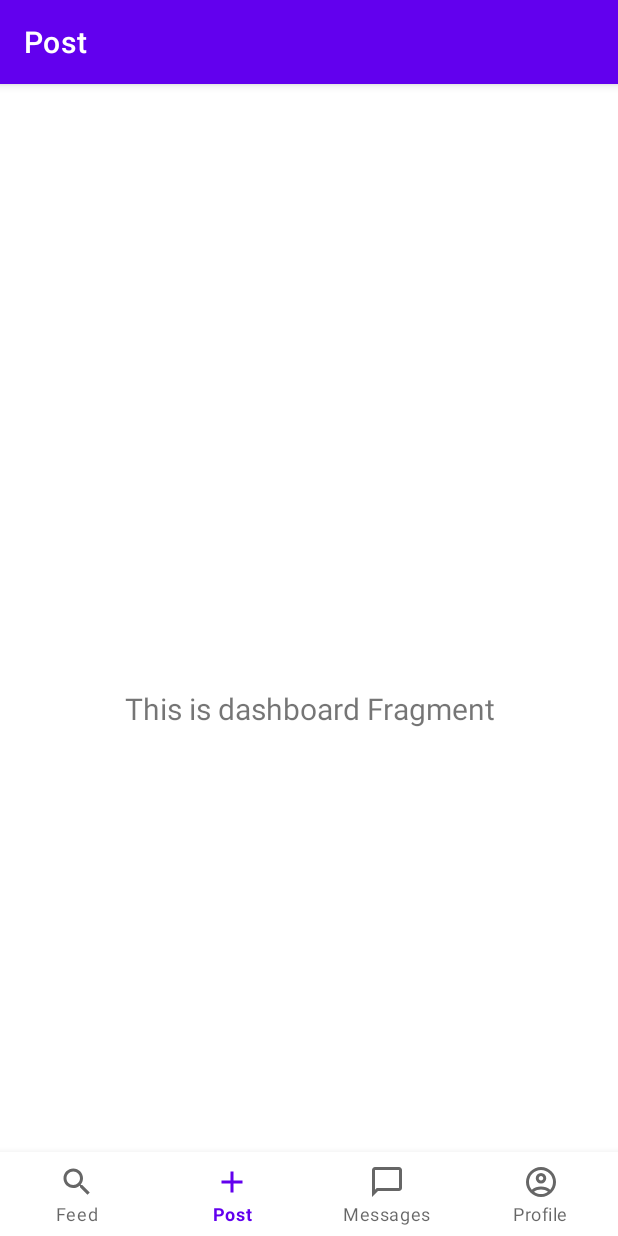
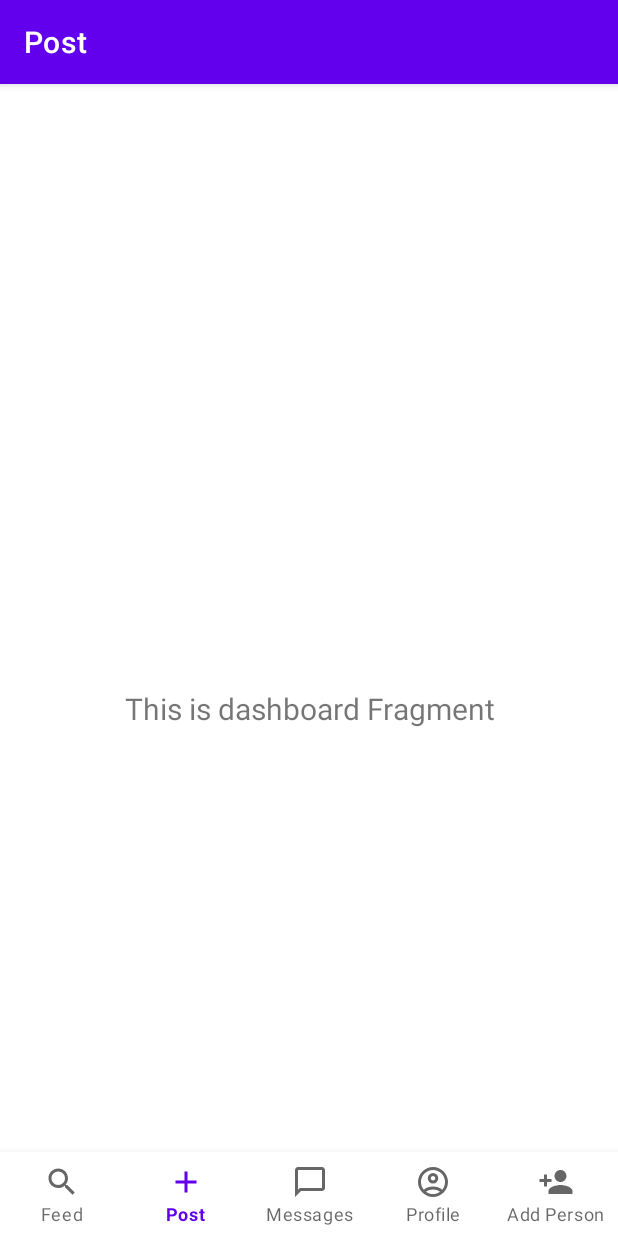
Before and after one commit to mahirathi/WatUFound, an Android app: the screen it shows after launch (MainActivity), item 2 of the bottom bar chosen, on a phone screen of 412 x 824 dp. Run offline under Robolectric (Android 15) with nearby library versions, the phone set to English and light mode, and no system bars; our stand-ins replace Firebase (no records; nobody signed in at launch, a user with empty details on screens opened directly), navigation-ui.

Commit message:
Connected Firestore. Added a new navbar button to add new persons to the Firestore db.

```diff
--- a/app/build.gradle.kts
+++ b/app/build.gradle.kts
@@ -1,6 +1,7 @@
 plugins {
     alias(libs.plugins.android.application)
     alias(libs.plugins.kotlin.android)
+    alias(libs.plugins.google.gms.google.services)
 }
 
 android {
@@ -48,6 +49,7 @@ dependencies {
     implementation(libs.androidx.lifecycle.viewmodel.ktx)
     implementation(libs.androidx.navigation.fragment.ktx)
     implementation(libs.androidx.navigation.ui.ktx)
+    implementation(libs.firebase.firestore)
     testImplementation(libs.junit)
     androidTestImplementation(libs.androidx.junit)
     androidTestImplementation(libs.androidx.espresso.core)
--- a/app/src/main/java/com/ece452/watufound/MainActivity.kt
+++ b/app/src/main/java/com/ece452/watufound/MainActivity.kt
@@ -1,18 +1,45 @@
 package com.ece452.watufound
 
+import android.content.ContentValues.TAG
 import android.os.Bundle
+import android.util.Log
 import com.google.android.material.bottomnavigation.BottomNavigationView
 import androidx.appcompat.app.AppCompatActivity
-import androidx.navigation.findNavController
+import androidx.navigation.NavController
+import androidx.navigation.fragment.NavHostFragment
 import androidx.navigation.ui.AppBarConfiguration
 import androidx.navigation.ui.setupActionBarWithNavController
 import androidx.navigation.ui.setupWithNavController
 import com.ece452.watufound.databinding.ActivityMainBinding
+import com.google.firebase.Firebase
+import com.google.firebase.firestore.firestore
+
+
+object BottomNavManager {
+    fun setup(
+        context: AppCompatActivity,
+        navView: BottomNavigationView,
+        navController: NavController
+    ) {
+        val appBarConfiguration = AppBarConfiguration(
+            setOf(
+                R.id.navigation_feed,
+                R.id.navigation_post,
+                R.id.navigation_messages,
+                R.id.navigation_profile,
+                R.id.navigation_custom
+            )
+        )
+
+        context.setupActionBarWithNavController(navController, appBarConfiguration)
+        navView.setupWithNavController(navController)
+    }
+}
 
 class MainActivity : AppCompatActivity() {
 
     private lateinit var binding: ActivityMainBinding
-
+    private val db = Firebase.firestore
     override fun onCreate(savedInstanceState: Bundle?) {
         super.onCreate(savedInstanceState)
 
@@ -20,16 +47,41 @@ class MainActivity : AppCompatActivity() {
         setContentView(binding.root)
 
         val navView: BottomNavigationView = binding.navView
-
-        val navHostFragment = supportFragmentManager.findFragmentById(R.id.nav_host_fragment_activity_main) as androidx.navigation.fragment.NavHostFragment
+        val navHostFragment = supportFragmentManager
+            .findFragmentById(R.id.nav_host_fragment_activity_main) as NavHostFragment
         val navController = navHostFragment.navController
 
-        val appBarConfiguration = AppBarConfiguration(
-            setOf(
-                R.id.navigation_feed, R.id.navigation_post, R.id.navigation_messages, R.id.navigation_profile
-            )
-        )
-        setupActionBarWithNavController(navController, appBarConfiguration)
-        navView.setupWithNavController(navController)
+        BottomNavManager.setup(this, navView, navController)
+
+        navView.setOnItemSelectedListener { item ->
+            when (item.itemId) {
+                R.id.navigation_custom -> {
+                    val user = hashMapOf(
+                        "first" to "Ada",
+                        "last" to "Lovelace",
+                        "born" to 1815
+                    )
+                    db.collection("users")
+                        .add(user)
+                        .addOnSuccessListener { documentReference ->
+                            Log.d(TAG, "DocumentSnapshot added with ID: ${documentReference.id}")
+                        }
+                        .addOnFailureListener { e ->
+                            Log.w(TAG, "Error adding document", e)
+                        }
+                    true
+                }
+
+                // Let navigation handle other destinations
+                else -> {
+                    val handled = androidx.navigation.ui.NavigationUI.onNavDestinationSelected(item, navController)
+                    if (handled) {
+                        navController.navigate(item.itemId)
+                    }
+                    handled
+                }
+            }
+        }
+
     }
 }
--- /dev/null
+++ b/app/src/main/res/drawable/baseline_person_add_24.xml
@@ -0,0 +1,5 @@
+<vector xmlns:android="http://schemas.android.com/apk/res/android" android:height="24dp" android:tint="#000000" android:viewportHeight="24" android:viewportWidth="24" android:width="24dp">
+
+    <path android:fillColor="@android:color/white" android:pathData="M15,12c2.21,0 4,-1.79 4,-4s-1.79,-4 -4,-4 -4,1.79 -4,4 1.79,4 4,4zM6,10L6,7L4,7v3L1,10v2h3v3h2v-3h3v-2L6,10zM15,14c-2.67,0 -8,1.34 -8,4v2h16v-2c0,-2.66 -5.33,-4 -8,-4z"/>
+
+</vector>
--- a/app/src/main/res/menu/bottom_nav_menu.xml
+++ b/app/src/main/res/menu/bottom_nav_menu.xml
@@ -21,4 +21,9 @@
         android:icon="@drawable/ic_person_black_24dp"
         android:title="Profile" />
 
+    <item
+        android:id="@+id/navigation_custom"
+        android:icon="@drawable/baseline_person_add_24"
+        android:title="Add Person" />
+
 </menu>
--- a/build.gradle.kts
+++ b/build.gradle.kts
@@ -2,4 +2,5 @@
 plugins {
     alias(libs.plugins.android.application) apply false
     alias(libs.plugins.kotlin.android) apply false
+    alias(libs.plugins.google.gms.google.services) apply false
 }
--- a/gradle/libs.versions.toml
+++ b/gradle/libs.versions.toml
@@ -12,6 +12,8 @@ lifecycleLivedataKtx = "2.6.1"
 lifecycleViewmodelKtx = "2.6.1"
 navigationFragmentKtx = "2.6.0"
 navigationUiKtx = "2.6.0"
+googleGmsGoogleServices = "4.4.3"
+firebaseFirestore = "25.1.4"
 
 [libraries]
 androidx-core-ktx = { group = "androidx.core", name = "core-ktx", version.ref = "coreKtx" }
@@ -25,7 +27,9 @@ androidx-lifecycle-livedata-ktx = { group = "androidx.lifecycle", name = "lifecy
 androidx-lifecycle-viewmodel-ktx = { group = "androidx.lifecycle", name = "lifecycle-viewmodel-ktx", version.ref = "lifecycleViewmodelKtx" }
 androidx-navigation-fragment-ktx = { group = "androidx.navigation", name = "navigation-fragment-ktx", version.ref = "navigationFragmentKtx" }
 androidx-navigation-ui-ktx = { group = "androidx.navigation", name = "navigation-ui-ktx", version.ref = "navigationUiKtx" }
+firebase-firestore = { group = "com.google.firebase", name = "firebase-firestore", version.ref = "firebaseFirestore" }
 
 [plugins]
 android-application = { id = "com.android.application", version.ref = "agp" }
 kotlin-android = { id = "org.jetbrains.kotlin.android", version.ref = "kotlin" }
+google-gms-google-services = { id = "com.google.gms.google-services", version.ref = "googleGmsGoogleServices" }
```
